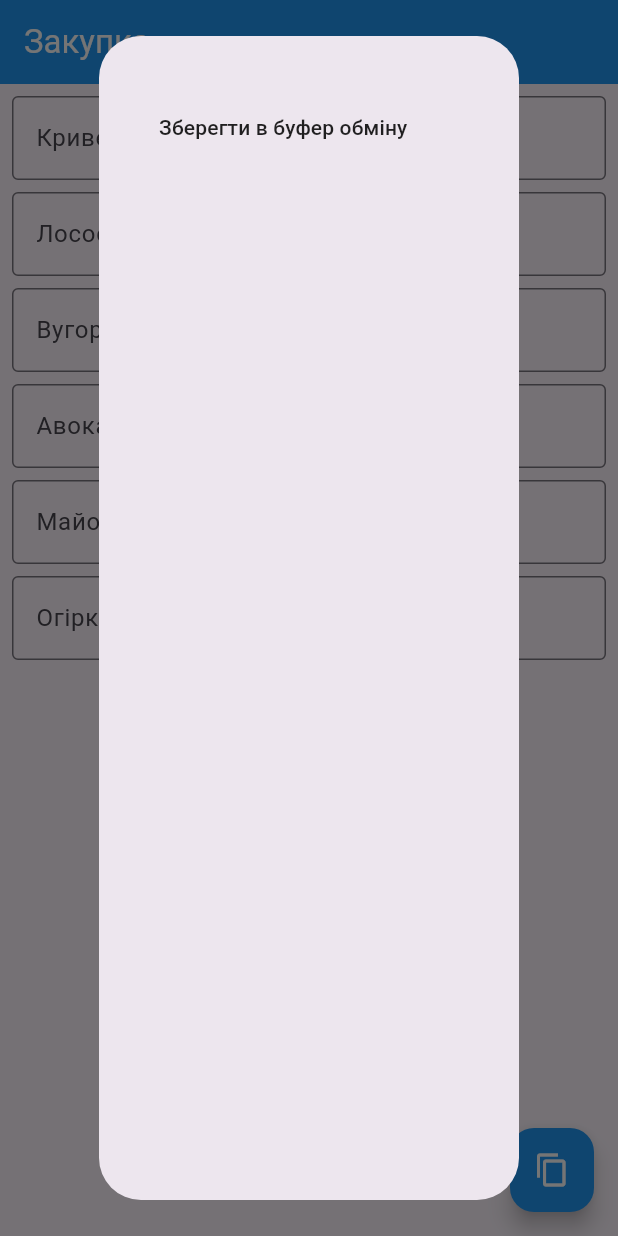
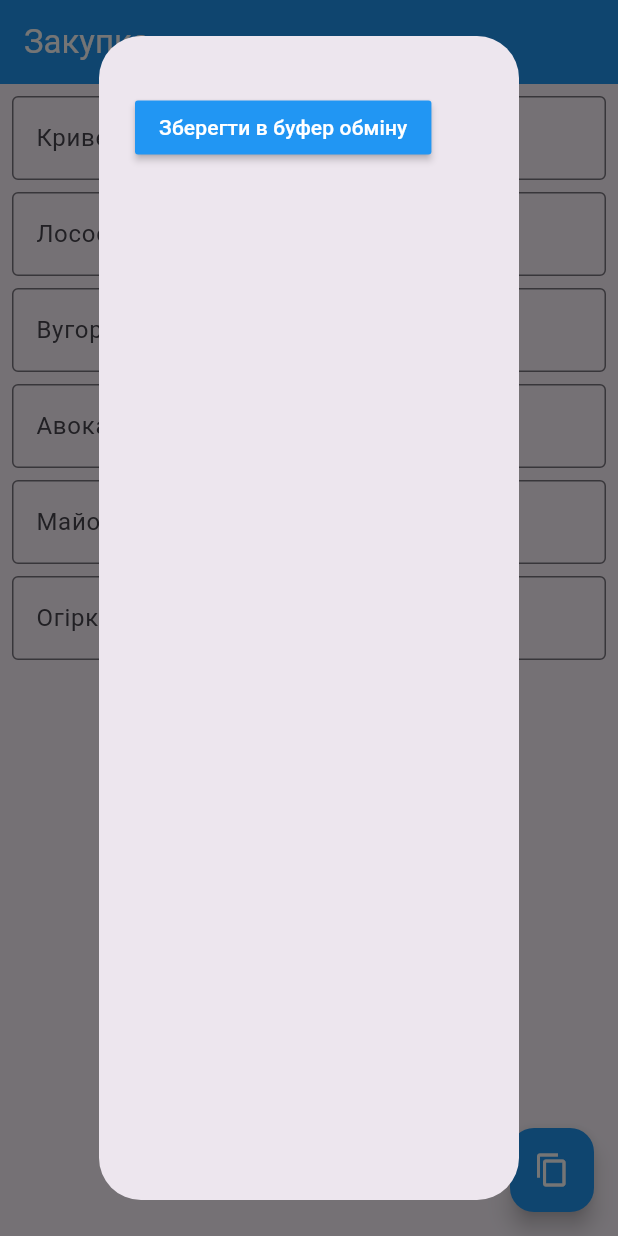
Before and after one commit to mr-diko/order-list, a Flutter app: the screen it shows after launch, after a tap on the "content copy" icon, on a phone screen of 412 x 824 dp. Run offline on Flutter 3.47's test engine with Material 3 defaults, Android fonts, the phone set to English and light mode, and no system bars.

Commit message:
Style: Updated Copy List Button Color

```diff
--- a/lib/pages/home_page.dart
+++ b/lib/pages/home_page.dart
@@ -37,6 +37,8 @@ class _HomePageState extends State<HomePage> {
                 Row(
                   children: [
                     MaterialButton(
+                      color: Colors.blue,
+                      textColor: Colors.white,
                       onPressed: () {
                         Clipboard.setData(ClipboardData(text: message));
                       },
```
